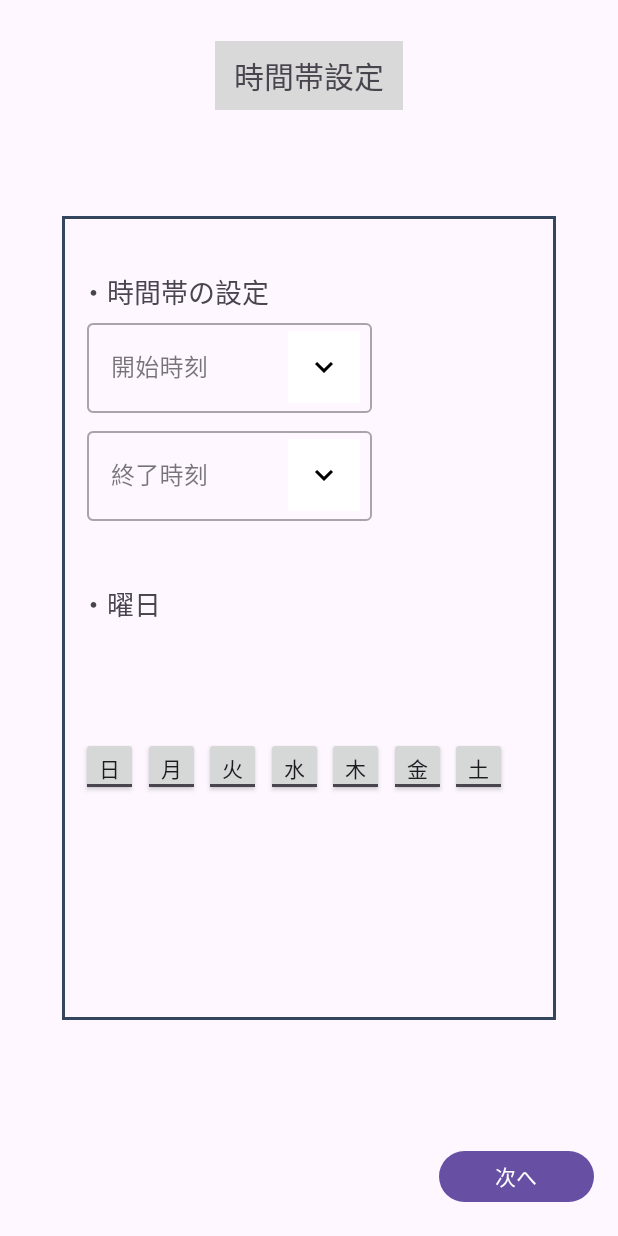
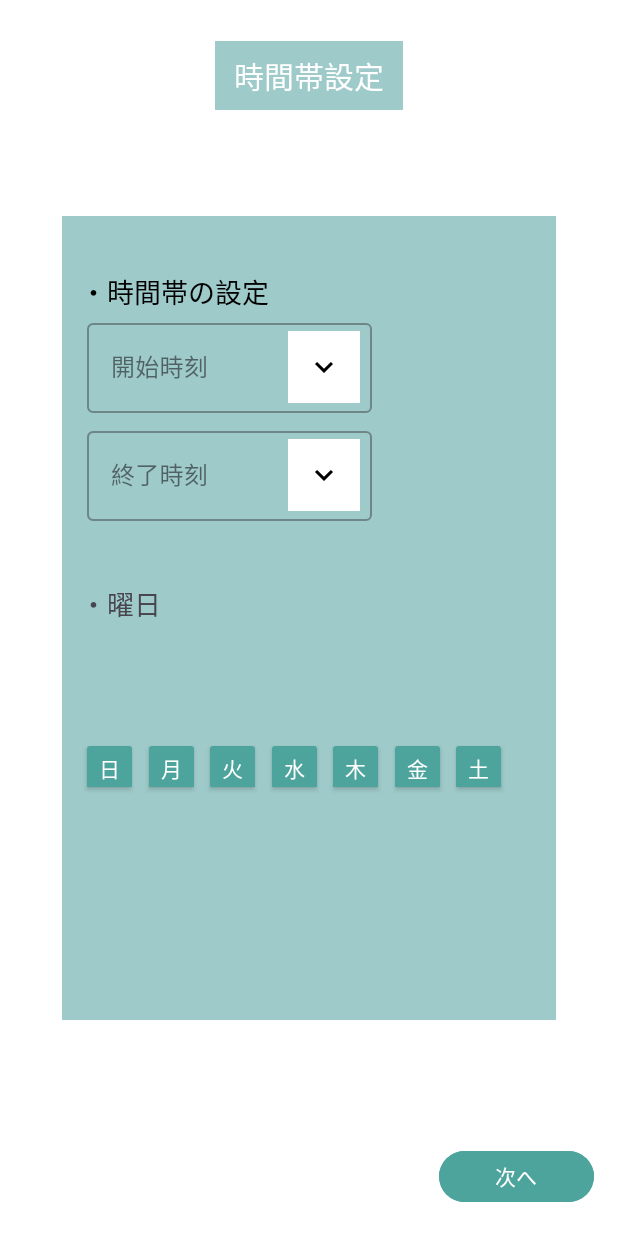
Before and after one commit to SoSatoNITIC/AppBlockTaskList, an Android app: the LockSettingBetween screen opened through its navigation route, on a phone screen of 412 x 824 dp. Run offline under Robolectric (Android 15) with nearby library versions, the phone set to English and light mode, and no system bars; our stand-ins replace Room's generated code.

Commit message:
ダークモードの修正とライトモードの色の変更

```diff
--- a/app/src/main/res/layout/app_list_item.xml
+++ b/app/src/main/res/layout/app_list_item.xml
@@ -2,6 +2,7 @@
 <LinearLayout xmlns:android="http://schemas.android.com/apk/res/android"
     android:layout_width="match_parent"
     android:layout_height="wrap_content"
+    android:background="@color/title"
     android:orientation="horizontal"
     android:padding="16dp">
 
--- a/app/src/main/res/layout/fragment_lock_setting_between_fragment.xml
+++ b/app/src/main/res/layout/fragment_lock_setting_between_fragment.xml
@@ -8,8 +8,8 @@
 
     <androidx.constraintlayout.widget.ConstraintLayout
         android:layout_width="match_parent"
-        android:layout_height="match_parent">
-
+        android:layout_height="match_parent"
+        android:background="@color/background">
 
 
         <TextView
@@ -18,19 +18,24 @@
             android:layout_height="46dp"
             android:layout_centerInParent="true"
             android:layout_marginTop="27dp"
-            android:background="#D9D9D9"
+            android:background="@color/title"
             android:gravity="center_vertical|center_horizontal"
             android:text="時間帯設定"
+            android:textColor="@color/w1"
             android:textSize="20sp"
+            app:layout_constraintBottom_toTopOf="@+id/textView10"
             app:layout_constraintEnd_toEndOf="parent"
             app:layout_constraintStart_toStartOf="parent"
-            app:layout_constraintTop_toTopOf="parent" />
+            app:layout_constraintTop_toTopOf="parent"
+            app:layout_constraintVertical_bias="0.0" />
 
         <Button
             android:id="@+id/button3"
             android:layout_width="103dp"
             android:layout_height="42dp"
+            android:backgroundTint="@color/toggle"
             android:text="次へ"
+            android:textColor="@color/w1"
             app:layout_constraintBottom_toBottomOf="parent"
             app:layout_constraintEnd_toEndOf="parent"
             app:layout_constraintHorizontal_bias="0.948"
@@ -39,18 +44,17 @@
             app:layout_constraintVertical_bias="0.976" />
 
 
-
         <TextView
             android:id="@+id/textView10"
             android:layout_width="0dp"
             android:layout_height="0dp"
-            android:background="@drawable/wakusen"
-            app:layout_constraintWidth_percent="0.8"
-            app:layout_constraintHeight_percent="0.65"
+            android:background="@color/title"
             app:layout_constraintBottom_toBottomOf="parent"
             app:layout_constraintEnd_toEndOf="parent"
+            app:layout_constraintHeight_percent="0.65"
             app:layout_constraintStart_toStartOf="parent"
-            app:layout_constraintTop_toTopOf="parent" />
+            app:layout_constraintTop_toTopOf="parent"
+            app:layout_constraintWidth_percent="0.8" />
 
 
         <TextView
@@ -60,6 +64,7 @@
             android:layout_marginStart="12dp"
             android:layout_marginEnd="12dp"
             android:text="・時間帯の設定"
+            android:textColor="@color/white"
             android:textSize="18sp"
             app:layout_constraintBottom_toBottomOf="@+id/textView10"
             app:layout_constraintEnd_toEndOf="@+id/textView10"
@@ -67,8 +72,6 @@
             app:layout_constraintStart_toStartOf="@+id/textView10"
             app:layout_constraintTop_toTopOf="@+id/textView10"
             app:layout_constraintVertical_bias="0.072" />
-
-
 
 
         <com.google.android.material.textfield.TextInputLayout
@@ -89,9 +92,11 @@
                 android:id="@+id/time_start"
                 android:layout_width="190dp"
                 android:layout_height="60dp"
+                android:backgroundTint="@color/title"
                 android:clickable="false"
+                android:editable="false"
                 android:inputType="none"
-                android:editable="false"/>
+                android:textColorLink="@color/w1" />
         </com.google.android.material.textfield.TextInputLayout>
 
         <!-- TimePicker表示ボタン -->
@@ -99,15 +104,15 @@
             android:id="@+id/time_picker_actions_start"
             android:layout_width="48dp"
             android:layout_height="48dp"
+            android:layout_marginTop="4dp"
+            android:layout_marginEnd="8dp"
+            android:background="@color/black"
             android:contentDescription="TimePicker"
             android:src="@drawable/ic_arrow_down"
+            app:layout_constraintBottom_toBottomOf="@id/time_label_start"
+            app:layout_constraintEnd_toEndOf="@id/time_label_start"
             app:layout_constraintTop_toTopOf="@id/time_label_start"
-            app:layout_constraintBottom_toBottomOf="@id/time_label_start"
-            android:layout_marginTop="4dp"
-            app:layout_constraintEnd_toEndOf="@id/time_label_start"
-            android:layout_marginEnd="8dp"
-            app:tint="@android:color/black"
-            android:background="@color/white" />
+            app:tint="@android:color/black" />
 
 
         <com.google.android.material.textfield.TextInputLayout
@@ -128,8 +133,8 @@
                 android:layout_width="190dp"
                 android:layout_height="60dp"
                 android:clickable="false"
-                android:inputType="none"
-                android:editable="false"/>
+                android:editable="false"
+                android:inputType="none" />
         </com.google.android.material.textfield.TextInputLayout>
 
         <!-- TimePicker表示ボタン -->
@@ -137,21 +142,15 @@
             android:id="@+id/time_picker_actions_end"
             android:layout_width="48dp"
             android:layout_height="48dp"
+            android:layout_marginTop="4dp"
+            android:layout_marginEnd="8dp"
+            android:background="@color/black"
             android:contentDescription="TimePicker"
             android:src="@drawable/ic_arrow_down"
+            app:layout_constraintBottom_toBottomOf="@id/time_label_end"
+            app:layout_constraintEnd_toEndOf="@id/time_label_end"
             app:layout_constraintTop_toTopOf="@id/time_label_end"
-            app:layout_constraintBottom_toBottomOf="@id/time_label_end"
-            android:layout_marginTop="4dp"
-            app:layout_constraintEnd_toEndOf="@id/time_label_end"
-            android:layout_marginEnd="8dp"
-            app:tint="@android:color/black"
-            android:background="@color/white" />
-
-
-
-
-
-
+            app:tint="@android:color/black" />
 
 
         <TextView
@@ -173,7 +172,9 @@
             android:id="@+id/SundayToggleButton"
             android:layout_width="38dp"
             android:layout_height="39dp"
+            android:backgroundTint="@color/toggle"
             android:text="ToggleButton"
+            android:textColor="@color/w1"
             android:textOff="日"
             android:textOn="日"
             app:layout_constraintBottom_toBottomOf="@+id/textView10"
@@ -187,7 +188,9 @@
             android:id="@+id/MondayToggleButton"
             android:layout_width="38dp"
             android:layout_height="39dp"
+            android:backgroundTint="@color/toggle"
             android:text="ToggleButton"
+            android:textColor="@color/w1"
             android:textOff="月"
             android:textOn="月"
             app:layout_constraintBottom_toBottomOf="@+id/textView10"
@@ -202,7 +205,9 @@
             android:id="@+id/TuesdayToggleButton"
             android:layout_width="38dp"
             android:layout_height="39dp"
+            android:backgroundTint="@color/toggle"
             android:text="ToggleButton"
+            android:textColor="@color/w1"
             android:textOff="火"
             android:textOn="火"
             app:layout_constraintBottom_toBottomOf="@+id/textView10"
@@ -216,7 +221,9 @@
             android:id="@+id/WednesdayToggleButton"
             android:layout_width="38dp"
             android:layout_height="39dp"
+            android:backgroundTint="@color/toggle"
             android:text="ToggleButton"
+            android:textColor="@color/w1"
             android:textOff="水"
             android:textOn="水"
             app:layout_constraintBottom_toBottomOf="@+id/textView10"
@@ -230,7 +237,9 @@
             android:id="@+id/ThursdayToggleButton"
             android:layout_width="38dp"
             android:layout_height="39dp"
+            android:backgroundTint="@color/toggle"
             android:text="ToggleButton"
+            android:textColor="@color/w1"
             android:textOff="木"
             android:textOn="木"
             app:layout_constraintBottom_toBottomOf="@+id/textView10"
@@ -244,7 +253,9 @@
             android:id="@+id/FridayToggleButton"
             android:layout_width="38dp"
             android:layout_height="39dp"
+            android:backgroundTint="@color/toggle"
             android:text="ToggleButton"
+            android:textColor="@color/w1"
             android:textOff="金"
             android:textOn="金"
             app:layout_constraintBottom_toBottomOf="@+id/textView10"
@@ -258,7 +269,9 @@
             android:id="@+id/SaturdayToggleButton"
             android:layout_width="38dp"
             android:layout_height="39dp"
+            android:backgroundTint="@color/toggle"
             android:text="ToggleButton"
+            android:textColor="@color/w1"
             android:textOff="土"
             android:textOn="土"
             app:layout_constraintBottom_toBottomOf="@+id/textView10"
--- /dev/null
+++ b/app/src/main/res/values-night/color.xml
@@ -0,0 +1,11 @@
+<?xml version="1.0" encoding="utf-8"?>
+<resources>
+    <color name="black">#FFFFFFFF</color>
+    <color name="white">#FFFFFFFF</color>
+    <color name="w1">#FFFFFF</color>
+    <color name="gray">#FF80FF00</color>
+    <color name="title">#143D50</color>
+    <color name="list">#196E78</color>
+    <color name='background'>#16212C</color>
+    <color name='toggle'>#59889E</color>
+</resources>
--- a/app/src/main/res/values/colors.xml
+++ b/app/src/main/res/values/colors.xml
@@ -1,5 +1,11 @@
 <?xml version="1.0" encoding="utf-8"?>
 <resources>
-    <color name="black">#FF000000</color>
-    <color name="white">#FFFFFFFF</color>
+    <color name="black">#FFFFFFFF</color>
+    <color name="white">#FF000000</color>
+    <color name="w1">#FFFFFF</color>
+    <color name="gray">#FFD9D9D9</color>
+    <color name="title">#9ECAC9</color>
+    <color name="list">#196E78</color>
+    <color name='background'>#FFFFFF</color>
+    <color name='toggle'>#4CA49C</color>
 </resources>
```
Also changed, not shown: app/src/main/res/layout/fragment_lock_setting_details_fragment.xml (+32 -18 lines), app/src/main/res/layout/fragment_lock_setting_target_fragment.xml (+9 -6 lines), app/src/main/res/layout/fragment_lock_setting_triger_fragment.xml (+16 -11 lines), app/src/main/res/layout/fragment_lock_setting_useabletime_fragment.xml (+40 -24 lines), app/src/main/res/layout/fragment_system_advanced_setting_fragment.xml (+13 -12 lines), app/src/main/res/layout/fragment_system_home_fragment.xml (+12 -6 lines), app/src/main/res/layout/fragment_system_lockmenu_fragment.xml (+20 -8 lines), app/src/main/res/layout/fragment_system_taskmenu_fragment.xml (+16 -10 lines), app/src/main/res/layout/fragment_task_setting_should.xml (+7 -2 lines), app/src/main/res/layout/fragment_task_setting_wan_fragment.xml (+7 -2 lines), app/src/main/res/layout/shield.xml (+10 -1 lines), app/src/main/res/layout/shield_2.xml (+8 -1 lines).
